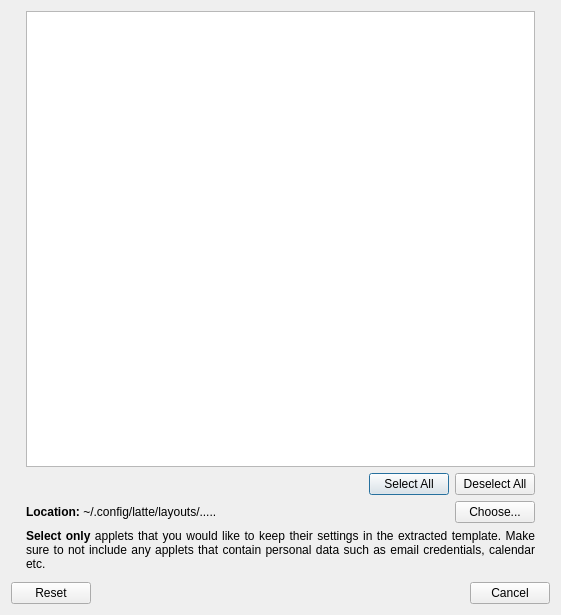
KDE/latte-dock, file app/settings/dialogs/exporttemplatedialog.ui: the form before one commit.
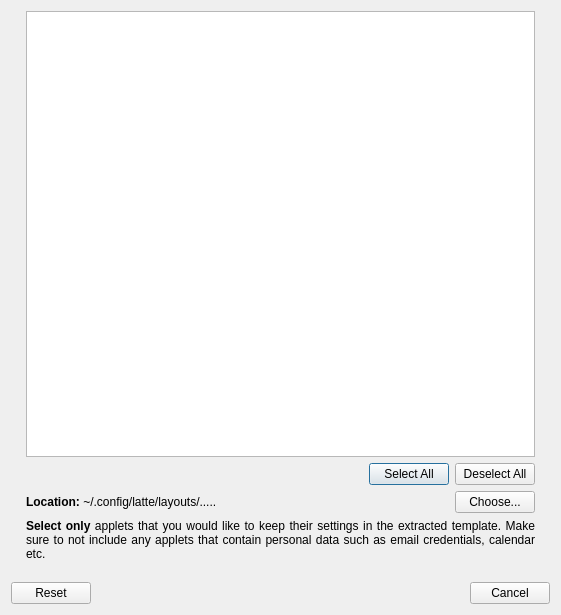
The form after the commit.

Commit message: add buttons in exporttemplatedlg

```diff
--- a/app/settings/dialogs/exporttemplatedialog.ui
+++ b/app/settings/dialogs/exporttemplatedialog.ui
@@ -116,7 +116,7 @@
          <property name="sizeHint" stdset="0">
           <size>
            <width>20</width>
-           <height>5</height>
+           <height>15</height>
           </size>
          </property>
         </spacer>
```
The commit also changes 2 other files.
